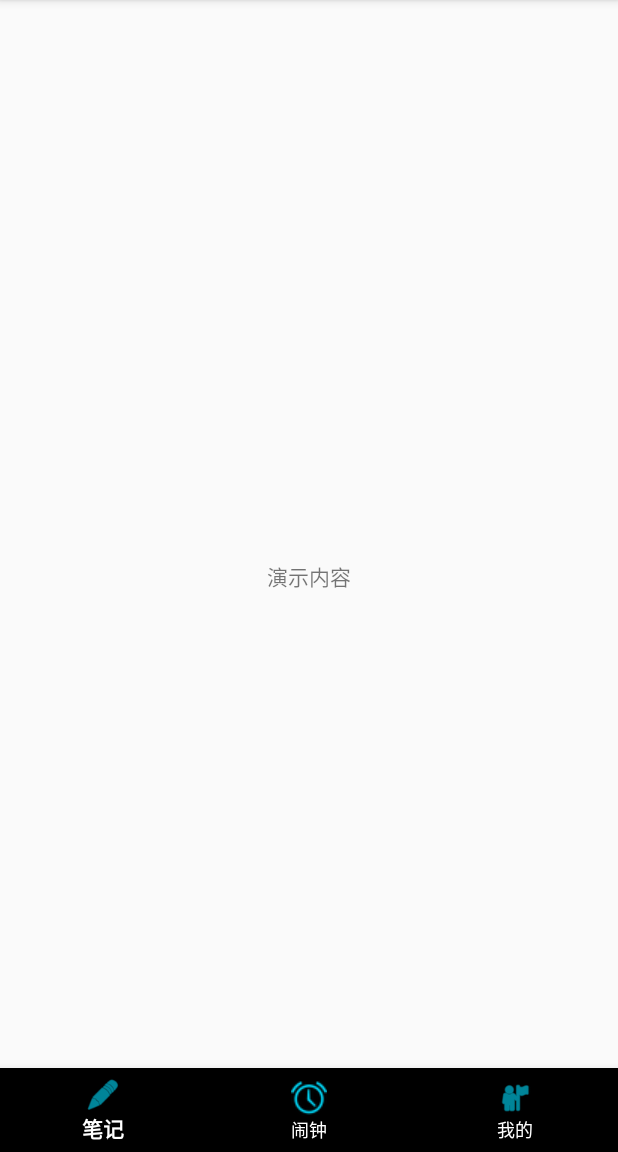
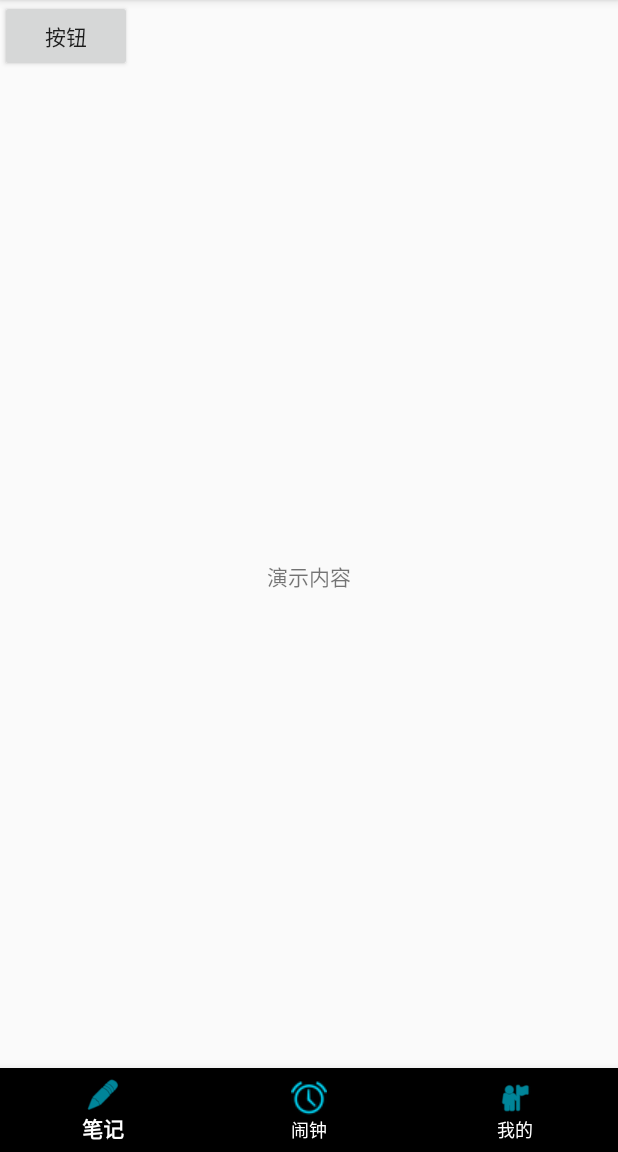
Before and after one commit to MomokoW/NoteTaking, an Android app: the screen it shows after launch (MainActivity), on a phone screen of 412 x 824 dp, the part 84-1236 px from its top. Run offline under Robolectric (Android 15) with nearby library versions, the light colour scheme and no system bars.

Commit message:
创建本地分支例子

```diff
--- a/app/src/main/res/layout/activity_main.xml
+++ b/app/src/main/res/layout/activity_main.xml
@@ -14,6 +14,11 @@
         android:layout_centerInParent="true" />
 
 
+    <Button
+        android:layout_width="wrap_content"
+        android:layout_height="wrap_content"
+        android:text="按钮"/>
+
     <android.support.design.widget.BottomNavigationView
         android:id="@+id/navigation"
         android:layout_width="match_parent"
```
